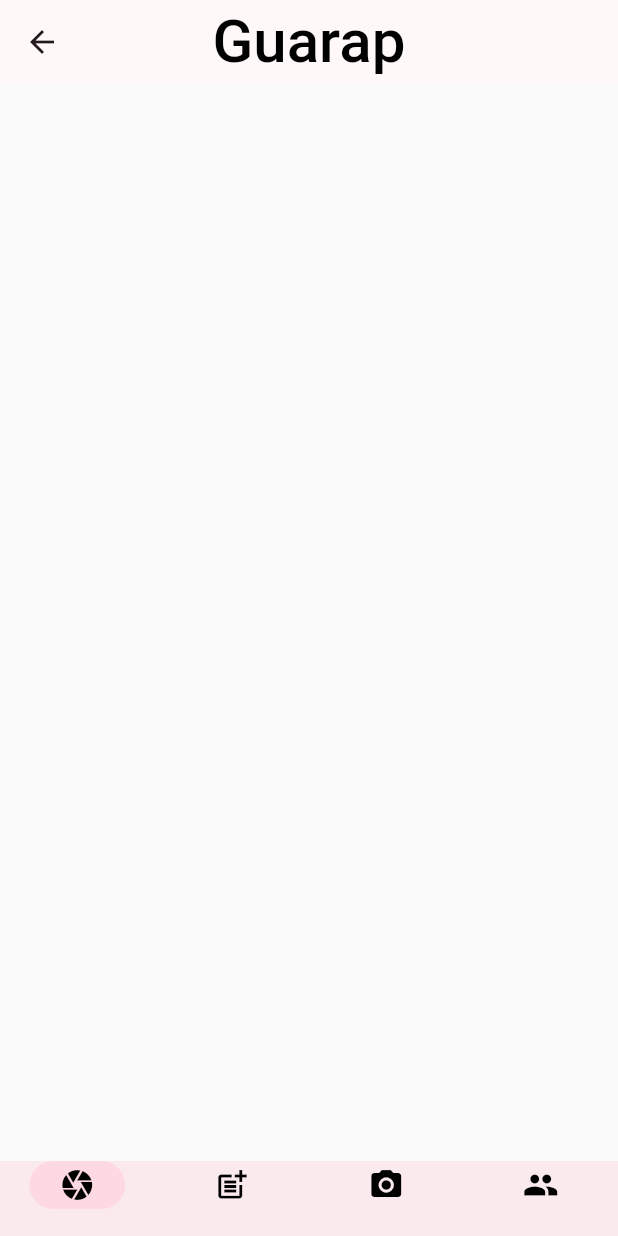
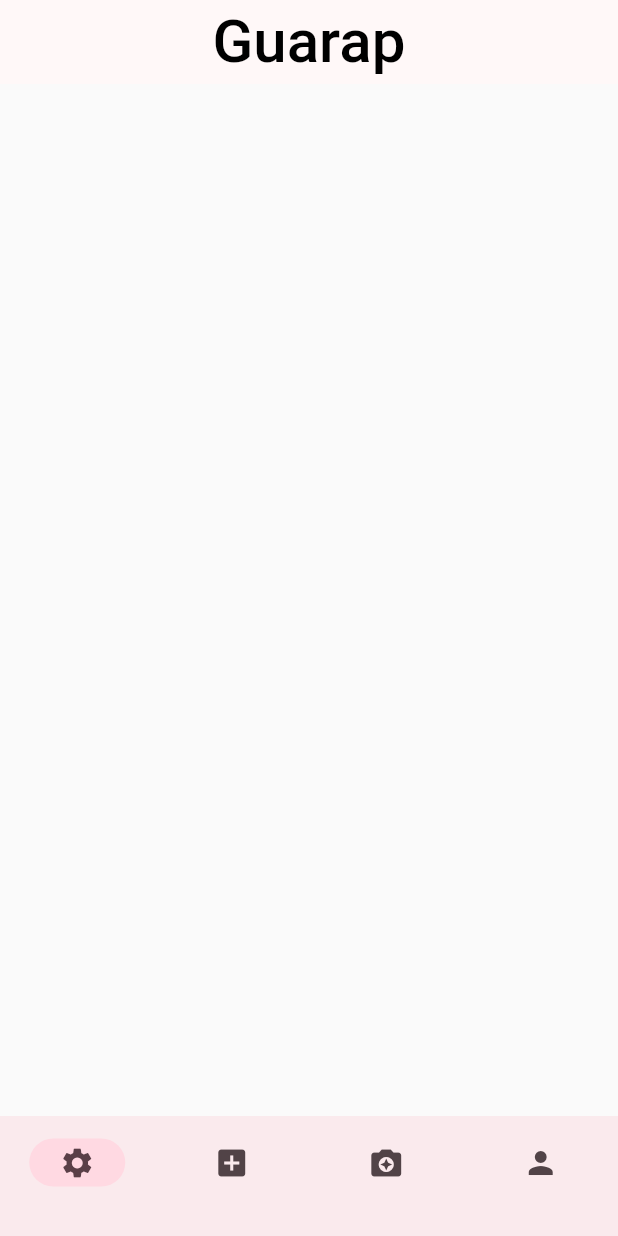
Before and after one commit to ISIS3510-202320-Team22/Flutter, a Flutter app: the Home screen opened directly, on a phone screen of 412 x 824 dp. Run offline on Flutter 3.47's test engine with Material 2 defaults, Android fonts, the phone set to English and light mode, and no system bars; our stand-ins replace bloc, flutter_bloc, google_fonts; Roboto replaces fonts that are missing (Pattaya).

Commit message:
bloc pattern navigation

```diff
--- a/lib/components/home/bloc/bloc_event.dart
+++ /dev/null
@@ -1,4 +0,0 @@
-part of 'bloc_bloc.dart';
-
-@immutable
-sealed class BlocEvent {}
--- a/lib/components/home/bloc/bloc_state.dart
+++ /dev/null
@@ -1,6 +0,0 @@
-part of 'bloc_bloc.dart';
-
-@immutable
-sealed class BlocState {}
-
-final class BlocInitial extends BlocState {}
--- /dev/null
+++ b/lib/components/home/bloc/home_bloc.dart
@@ -0,0 +1,38 @@
+import 'dart:async';
+
+import 'package:bloc/bloc.dart';
+import 'package:meta/meta.dart';
+
+part 'home_event.dart';
+part 'home_state.dart';
+
+class HomeBloc extends Bloc<HomeEvent, HomeState> {
+  HomeBloc() : super(HomeInitial()) {
+    // On this event run a fuction to pass the state
+    on<HomeCameraButtonClickedEvent>(homeCameraButtonClickedEvent);
+    on<HomePublishButtonClickedEvent>(homePublishButtonClickedEvent);
+    on<HomeCameraButtonNavigateEvent>(homeCameraButtonNavigateEvent);
+    on<HomePublishButtonNavigateEvent>(homePublishButtonNavigateEvent);
+  }
+
+  FutureOr<void> homeCameraButtonClickedEvent(
+      HomeCameraButtonClickedEvent event, Emitter<HomeState> emit) {
+        print("Vamosss Camera");
+      }
+
+  FutureOr<void> homePublishButtonClickedEvent(
+      HomePublishButtonClickedEvent event, Emitter<HomeState> emit) {
+          print("Vamosss Publish");
+      }
+
+  FutureOr<void> homeCameraButtonNavigateEvent(HomeCameraButtonNavigateEvent event, Emitter<HomeState> emit) {
+      print("Vamosss Navigate Camera");
+      // When I get this state, for performing an action
+      emit(HomeNavigateToCameraPageActionState());
+  }
+
+  FutureOr<void> homePublishButtonNavigateEvent(HomePublishButtonNavigateEvent event, Emitter<HomeState> emit) {
+      print("Vamosss Navigate Publish");
+      emit(HomeNavigateToPublishPageActionState());
+  }
+}
--- /dev/null
+++ b/lib/components/home/bloc/home_event.dart
@@ -0,0 +1,25 @@
+part of 'home_bloc.dart';
+
+@immutable
+abstract class HomeEvent {}
+
+// Event when the camera button is clicked
+class HomeCameraButtonClickedEvent extends HomeEvent{
+
+}
+
+// Event when the publish button is clicked
+class HomePublishButtonClickedEvent extends HomeEvent{
+
+}
+
+// Event when the camera button is clicked to navigate to this page
+class HomeCameraButtonNavigateEvent extends HomeEvent{
+
+
+}
+
+// Event when the publish button is clicked to navigate to this page
+class HomePublishButtonNavigateEvent extends HomeEvent{
+
+}
--- /dev/null
+++ b/lib/components/home/bloc/home_state.dart
@@ -0,0 +1,34 @@
+part of 'home_bloc.dart';
+
+@immutable
+abstract class HomeState {}
+
+// Actions our home may take, like navigation to other page in the UI
+abstract class HomeActionState extends HomeState{}
+
+class HomeInitial extends HomeState {}
+
+// Leave some time to let the API calls bring the photos(despite we dont have backend yet to bring photos)
+class HomeLoadingState extends HomeState{
+
+}
+
+// When the loading is done the actual app is going to appear
+class HomeLoadedSuccessState extends HomeState{
+
+}
+
+// If an error ocurred
+class HomeErrorState extends HomeState{
+
+}
+
+// Action State to navigate the camera view
+class HomeNavigateToCameraPageActionState extends HomeActionState{
+
+}
+
+// Action State to navigate the publish view
+class HomeNavigateToPublishPageActionState extends HomeActionState{
+
+}
--- a/lib/components/home/ui/home.dart
+++ b/lib/components/home/ui/home.dart
@@ -1,32 +1,69 @@
 import 'package:flutter/material.dart';
 import 'package:guarap/components/header.dart';
+import 'package:flutter_bloc/flutter_bloc.dart';
 
-class Home extends StatefulWidget{
+import '../bloc/home_bloc.dart';
+
+class Home extends StatefulWidget {
   const Home({super.key});
 
-
   @override
-  State<Home> createState(){
+  State<Home> createState() {
     return _Home();
   }
 }
 
-
-class _Home extends State<Home>{
-
+class _Home extends State<Home> {
+  final HomeBloc homeBloc = HomeBloc();
   @override
-  Widget build(context){
-    return Header(
-       Scaffold(
-      bottomNavigationBar: NavigationBar(destinations: const [
-        NavigationDestination(icon:  Icon(Icons.camera,color: Colors.black), label: ""),
-        NavigationDestination(icon:  Icon(Icons.post_add,color: Colors.black), label: "",),
-        NavigationDestination(icon:  Icon(Icons.camera_alt,color: Colors.black), label: ""),
-        NavigationDestination(icon:  Icon(Icons.people,color: Colors.black), label: ""),
-      ],
-      height: 50),
-    ),
+  Widget build(context) {
+    //BlocConsumer for listening to events
+    return BlocConsumer<HomeBloc, HomeState>(
+      bloc: homeBloc,
+      // Callback that determines whether the listener should be called when the state changes.
+      listenWhen: (previous, current) => current is HomeActionState,
+      // Callback that determines whether the builder should rebuild when the state changes
+      buildWhen: (previous, current) => current is !HomeActionState,
+      listener: (context, state) {
+        // TODO: implement listener
+      },
+      builder: (context, state) {
+        return Header(
+          Scaffold(
+            bottomNavigationBar: NavigationBar(destinations: [
+              NavigationDestination(
+                  icon: IconButton(
+                    onPressed: () {
+                    },
+                    icon: const Icon(Icons.settings),
+                  ),
+                  label: ""),
+              NavigationDestination(
+                  icon: IconButton(
+                    onPressed: () {
+                      homeBloc.add(HomePublishButtonNavigateEvent());
+                    },
+                    icon: const Icon(Icons.add_box),
+                  ),
+                  label: ""),
+              NavigationDestination(
+                  icon: IconButton(
+                    onPressed: () {
+                      homeBloc.add(HomeCameraButtonNavigateEvent());
+                    },
+                    icon: const Icon(Icons.camera_enhance),
+                  ),
+                  label: ""),
+              NavigationDestination(
+                  icon: IconButton(
+                    onPressed: () {},
+                    icon: const Icon(Icons.person),
+                  ),
+                  label: ""),
+            ]),
+          ),
+        );
+      },
     );
-
   }
 }
--- /dev/null
+++ b/lib/components/publish_photos/bloc/publish_bloc_event.dart
@@ -0,0 +1,4 @@
+part of 'publish_bloc_bloc.dart';
+
+@immutable
+sealed class PublishBlocEvent {}
--- /dev/null
+++ b/lib/components/publish_photos/bloc/publish_bloc_state.dart
@@ -0,0 +1,6 @@
+part of 'publish_bloc_bloc.dart';
+
+@immutable
+sealed class PublishBlocState {}
+
+final class PublishBlocInitial extends PublishBlocState {}
```
Also changed, not shown: lib/components/home/bloc/bloc_bloc.dart (deleted, +0 -13 lines), lib/components/main.dart (+4 -3 lines), lib/components/publish_photos/bloc/publish_bloc_bloc.dart (added, +13 -0 lines), lib/data/photos_data.dart (added, +25 -0 lines).
